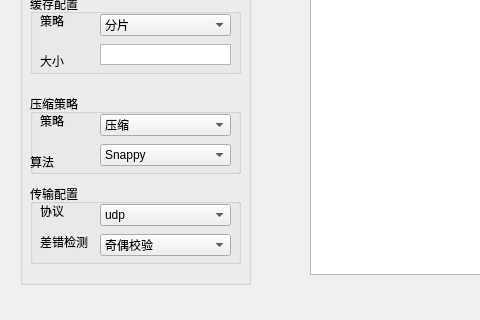
First picture: the form in mainwindow.ui, repository fzk19996/udp_qt, before the edit; both pictures show x 0 to 480 and y 263 to 583 of the 563 by 583 pixel window.
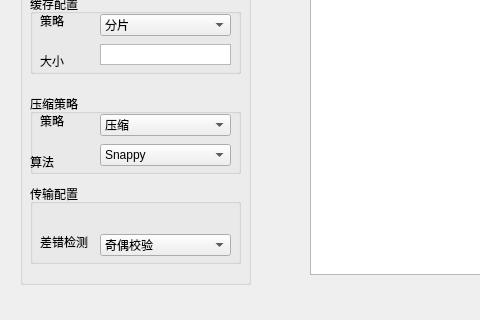
Second picture: the form after the edit.

What changed in the file:
```diff
--- a/mainwindow.ui
+++ b/mainwindow.ui
@@ -311,34 +311,6 @@
      <property name="title">
       <string>传输配置</string>
      </property>
-     <widget class="QLabel" name="label_9">
-      <property name="geometry">
-       <rect>
-        <x>10</x>
-        <y>20</y>
-        <width>59</width>
-        <height>14</height>
-       </rect>
-      </property>
-      <property name="text">
-       <string>协议</string>
-      </property>
-     </widget>
-     <widget class="QComboBox" name="comboBox_5">
-      <property name="geometry">
-       <rect>
-        <x>70</x>
-        <y>20</y>
-        <width>131</width>
-        <height>22</height>
-       </rect>
-      </property>
-      <item>
-       <property name="text">
-        <string>udp</string>
-       </property>
-      </item>
-     </widget>
      <widget class="QLabel" name="label_10">
       <property name="geometry">
        <rect>
```
Left out of the diff: 7 changed lines with no effect on the pictures.
